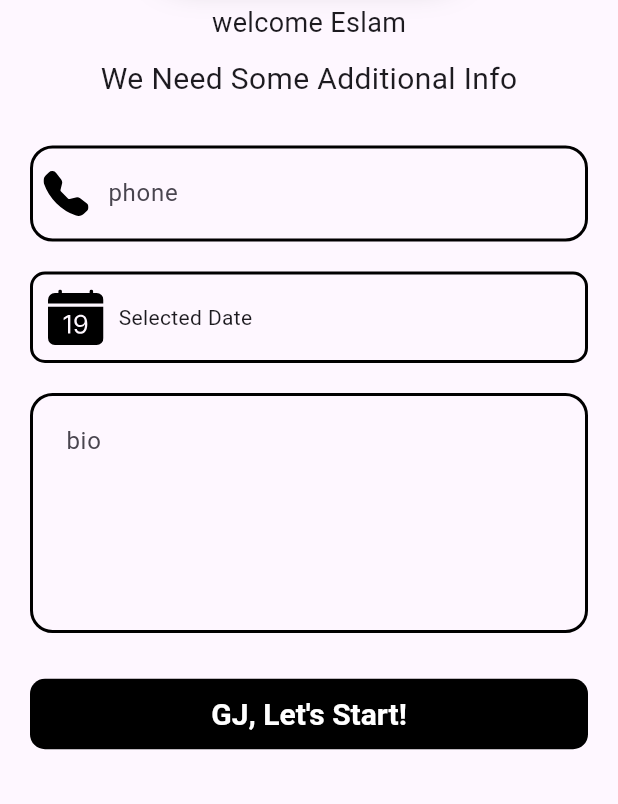
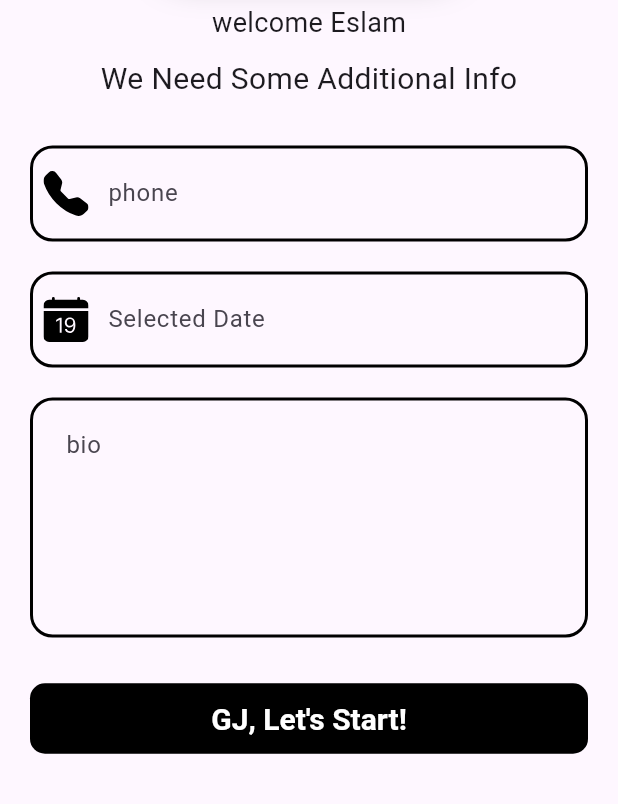
Before and after one commit to EslamHany2002/Rickman, a Flutter app: the ExtraInfoView screen opened directly, on a phone screen of 412 x 824 dp, the part 432-1236 px from its top. Run offline on Flutter 3.47's test engine with Material 3 defaults, Android fonts, the light colour scheme and no system bars; our stand-ins replace animated_splash_screen, circle_nav_bar, flashy_tab_bar2, flutter_svg, icons_plus.

Commit message:
add date package

```diff
--- a/lib/presentation/UI/ExtraInfo/ExtraInfoView.dart
+++ b/lib/presentation/UI/ExtraInfo/ExtraInfoView.dart
@@ -1,5 +1,6 @@
 import 'package:flutter/material.dart';
 import 'package:icons_plus/icons_plus.dart';
+import 'package:intl/intl.dart';
 import 'package:rickman/presentation/UI/Widgets/CustomTextFormField.dart';
 
 import '../Widgets/CustomLongTextFormField.dart';
@@ -11,6 +12,23 @@ class ExtraInfoView extends StatefulWidget{
 }
 
 class _ExtraInfoViewState extends State<ExtraInfoView> {
+
+  final _date = TextEditingController();
+
+  Future<void> _showDatePicker() async {
+    DateTime? _picker = await showDatePicker(
+      context: context,
+      initialDate: DateTime.now(),
+      firstDate: DateTime(1980),
+      lastDate: DateTime(2024),
+    );
+    if(_picker != null){
+      setState(() {
+        _date.text = DateFormat.yMd().format(_picker);
+      });
+    }
+  }
+
   @override
   Widget build(BuildContext context) {
     // TODO: implement build
@@ -70,21 +88,58 @@ class _ExtraInfoViewState extends State<ExtraInfoView> {
                       ),
                       const SizedBox(height: 20,),
                       // date piker button
-                      InkWell(
-                        onTap: (){},
-                        child: Container(
-                          padding:const EdgeInsets.all(10),
-                          decoration: BoxDecoration(
-                            borderRadius: BorderRadius.circular(10),
-                            border: Border.all(width: 2 , color: Colors.black),
+
+                      TextFormField(
+                        onTap: (){
+                          _showDatePicker();
+                        },
+                        readOnly: true,
+                        controller: _date,
+                        autovalidateMode: AutovalidateMode.onUserInteraction,
+                        cursorColor: Colors.black,
+                        // keyboardType: inputType,
+                        // validator: (value) => validator(value),
+                        cursorHeight: 20,
+                        decoration: InputDecoration(
+                          contentPadding: const EdgeInsets.all(20),
+                          hintText: "Selected Date",
+                          // filled: true,
+                          prefixIcon: Icon(
+                            Bootstrap.calendar_date_fill,
+                            color: Colors.black,
+                            size: 30,
                           ),
-                          child: Row(
-                            children: [
-                              const Icon(Bootstrap.calendar_date_fill , color: Colors.black,size: 37,),
-                              const SizedBox(width: 10,),
-                              Text("Selected Date" ),
-                            ],
+                          border: OutlineInputBorder(
+                              borderRadius: BorderRadius.circular(15),
+                              borderSide: const BorderSide(
+                                width: 2,
+                                color: Colors.black,
+                              )),
+                          enabledBorder: OutlineInputBorder(
+                            borderRadius: BorderRadius.circular(15),
+                            borderSide: const BorderSide(
+                              width: 2,
+                              color: Colors.black,
+                            ),
                           ),
+                          focusedBorder: OutlineInputBorder(
+                              borderRadius: BorderRadius.circular(15),
+                              borderSide: const BorderSide(
+                                width: 2,
+                                color: Colors.black,
+                              )),
+                          errorBorder: OutlineInputBorder(
+                              borderRadius: BorderRadius.circular(15),
+                              borderSide: const BorderSide(
+                                width: 2,
+                                color: Colors.red,
+                              )),
+                          focusedErrorBorder: OutlineInputBorder(
+                              borderRadius: BorderRadius.circular(15),
+                              borderSide: const BorderSide(
+                                width: 2,
+                                color: Colors.red,
+                              )),
                         ),
                       ),
                       const SizedBox(height: 20,),
--- a/pubspec.yaml
+++ b/pubspec.yaml
@@ -43,6 +43,7 @@ dependencies:
   heroicons: ^0.9.0
   flashy_tab_bar2: ^0.0.6
   flutter_rounded_date_picker: ^3.0.4
+  intl: ^0.19.0
 
 dev_dependencies:
   flutter_test:
```
Also changed, not shown: pubspec.lock.
